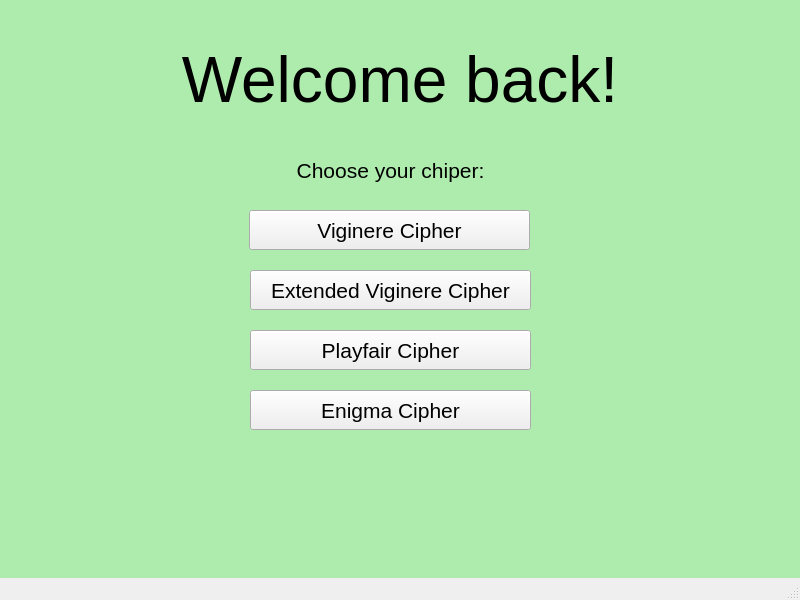
Before: the Qt Designer form home.ui in gilbertchristian/Tugas-1-II4031-Kriptografi-dan-Koding, drawn with Qt 5.
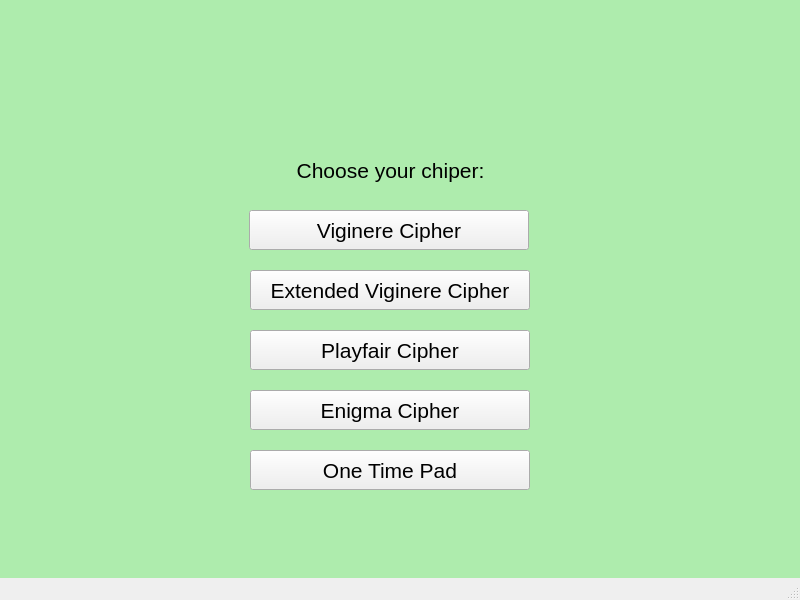
After: the same form once the commit is applied.

What changed in the file:
```diff
--- a/home.ui
+++ b/home.ui
@@ -40,7 +40,7 @@
      <rect>
       <x>249</x>
       <y>210</y>
-      <width>281</width>
+      <width>280</width>
       <height>40</height>
      </rect>
     </property>
@@ -58,7 +58,7 @@
      <rect>
       <x>250</x>
       <y>270</y>
-      <width>281</width>
+      <width>280</width>
       <height>40</height>
      </rect>
     </property>
@@ -76,7 +76,7 @@
      <rect>
       <x>250</x>
       <y>330</y>
-      <width>281</width>
+      <width>280</width>
       <height>40</height>
      </rect>
     </property>
@@ -94,7 +94,7 @@
      <rect>
       <x>250</x>
       <y>390</y>
-      <width>281</width>
+      <width>280</width>
       <height>40</height>
      </rect>
     </property>
@@ -107,18 +107,24 @@
      <string>Enigma Cipher</string>
     </property>
    </widget>
-   <widget class="QWidget" name="widget" native="true">
+   <widget class="QPushButton" name="pushButton_9">
     <property name="geometry">
      <rect>
-      <x>0</x>
-      <y>0</y>
-      <width>800</width>
-      <height>600</height>
+      <x>250</x>
+      <y>450</y>
+      <width>280</width>
+      <height>40</height>
      </rect>
     </property>
-    <property name="styleSheet">
-     <string notr="true">background-color: rgb(174, 236, 173);</string>
+    <property name="font">
+     <font>
+      <pointsize>16</pointsize>
+     </font>
     </property>
+    <property name="text">
+     <string>One Time Pad</string>
+    </property>
+   </widget>
     <widget class="QLabel" name="label_6">
      <property name="geometry">
       <rect>
@@ -134,12 +140,24 @@
       </font>
      </property>
      <property name="text">
-      <string>Welcome back!</string>
+     <string/>
      </property>
      <property name="alignment">
       <set>Qt::AlignCenter</set>
      </property>
     </widget>
+   <widget class="QWidget" name="widget" native="true">
+    <property name="geometry">
+     <rect>
+      <x>0</x>
+      <y>0</y>
+      <width>800</width>
+      <height>600</height>
+     </rect>
+    </property>
+    <property name="styleSheet">
+     <string notr="true">background-color: rgb(174, 236, 173);</string>
+    </property>
    </widget>
    <zorder>widget</zorder>
    <zorder>label</zorder>
@@ -147,6 +165,8 @@
    <zorder>pushButton_6</zorder>
    <zorder>pushButton_7</zorder>
    <zorder>pushButton_8</zorder>
+   <zorder>pushButton_9</zorder>
+   <zorder>label_6</zorder>
   </widget>
   <widget class="QMenuBar" name="menubar">
    <property name="geometry">
```
Lines whose indentation alone changed are shown as unchanged.
